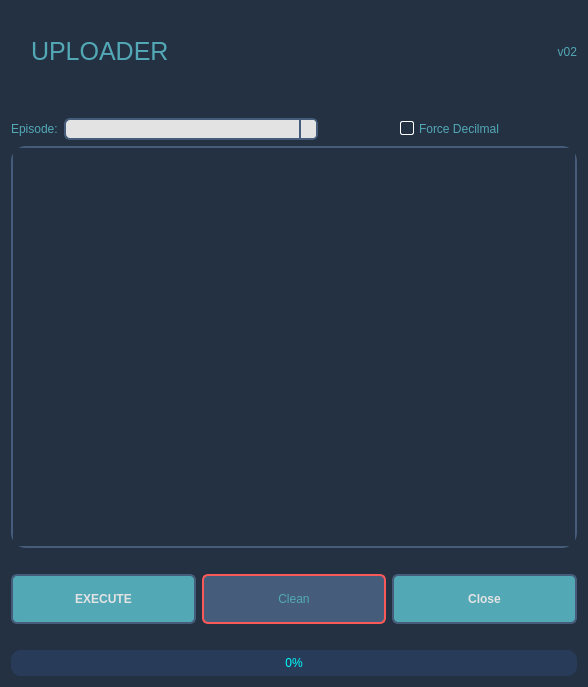
Before: the Qt Designer form app/plugins/uploader/ui/uploader.ui in otmbneto/BirdoApp, drawn with Qt 5.
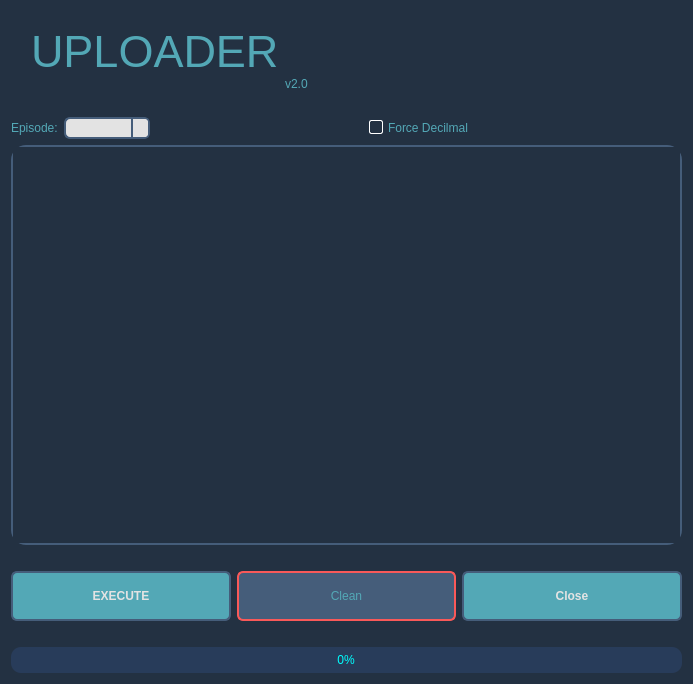
After: the same form once the commit is applied.

Commit message: update uploader: acertos na stylesheet pra ficar mais arrumadinho

```diff
--- a/app/plugins/uploader/ui/uploader.ui
+++ b/app/plugins/uploader/ui/uploader.ui
@@ -6,8 +6,8 @@
    <rect>
     <x>0</x>
     <y>0</y>
-    <width>588</width>
-    <height>687</height>
+    <width>693</width>
+    <height>684</height>
    </rect>
   </property>
   <property name="windowTitle">
@@ -253,7 +253,7 @@
   </property>
   <layout class="QVBoxLayout" name="verticalLayout" stretch="1,0,1,5,0,1,0,1">
    <item>
-    <layout class="QHBoxLayout" name="horizontalLayout" stretch="0,2,0">
+    <layout class="QHBoxLayout" name="horizontalLayout" stretch="0,0,1">
      <item>
       <spacer name="verticalSpacer">
        <property name="orientation">
@@ -267,11 +267,11 @@
        </property>
       </spacer>
      </item>
-     <item>
+     <item alignment="Qt::AlignLeft">
       <widget class="QLabel" name="label_2">
        <property name="font">
         <font>
-         <pointsize>19</pointsize>
+         <pointsize>34</pointsize>
         </font>
        </property>
        <property name="text">
@@ -282,10 +282,10 @@
      <item>
       <widget class="QLabel" name="label_3">
        <property name="text">
-        <string>v02</string>
+        <string>v2.0</string>
        </property>
        <property name="alignment">
-        <set>Qt::AlignRight|Qt::AlignTrailing|Qt::AlignVCenter</set>
+        <set>Qt::AlignBottom|Qt::AlignLeading|Qt::AlignLeft</set>
        </property>
       </widget>
      </item>
@@ -305,7 +305,7 @@
     </spacer>
    </item>
    <item>
-    <layout class="QHBoxLayout" name="horizontalLayout_2" stretch="0,1,1">
+    <layout class="QHBoxLayout" name="horizontalLayout_2" stretch="0,0,2">
      <item>
       <widget class="QLabel" name="label">
        <property name="text">
@@ -344,8 +344,8 @@
        <rect>
         <x>0</x>
         <y>0</y>
-        <width>562</width>
-        <height>326</height>
+        <width>667</width>
+        <height>320</height>
        </rect>
       </property>
       <property name="sizePolicy">
```
The commit also changes 1 other file.
